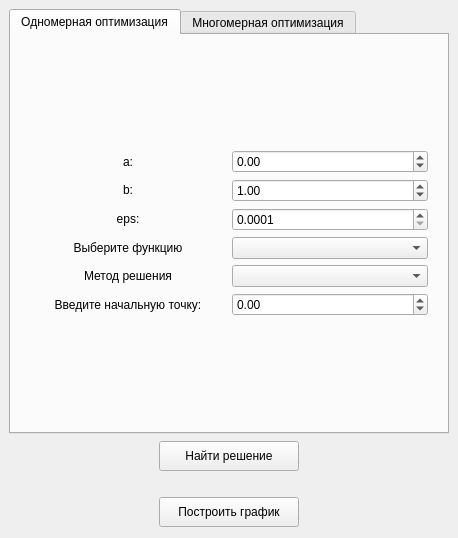
margarita-v/OptimizationMethods, file mainwindow.ui: the form before one commit.
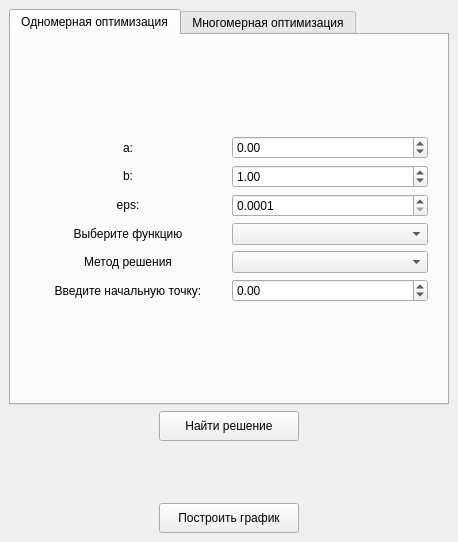
The form after the commit.

Diff of the .ui file:
```diff
--- a/mainwindow.ui
+++ b/mainwindow.ui
@@ -7,7 +7,7 @@
     <x>0</x>
     <y>0</y>
     <width>458</width>
-    <height>538</height>
+    <height>542</height>
    </rect>
   </property>
   <property name="windowTitle">
@@ -634,6 +634,18 @@
       </item>
       <item>
        <widget class="QLabel" name="lblSolve">
+        <property name="minimumSize">
+         <size>
+          <width>0</width>
+          <height>50</height>
+         </size>
+        </property>
+        <property name="maximumSize">
+         <size>
+          <width>16777215</width>
+          <height>50</height>
+         </size>
+        </property>
         <property name="text">
          <string/>
         </property>
```
